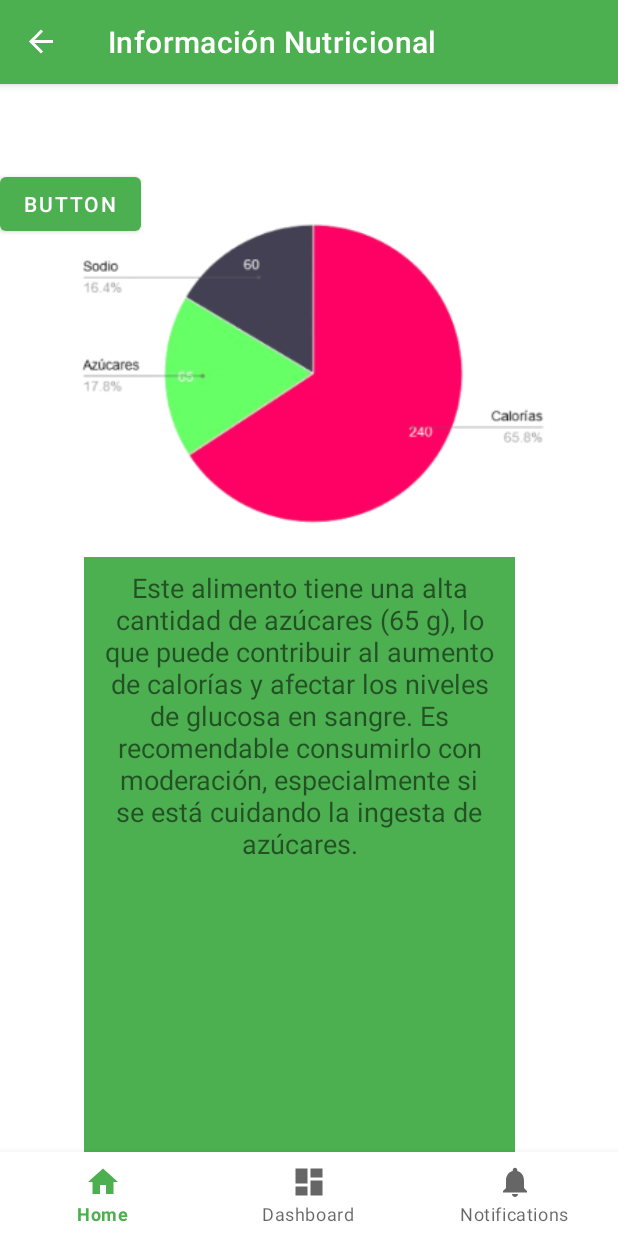
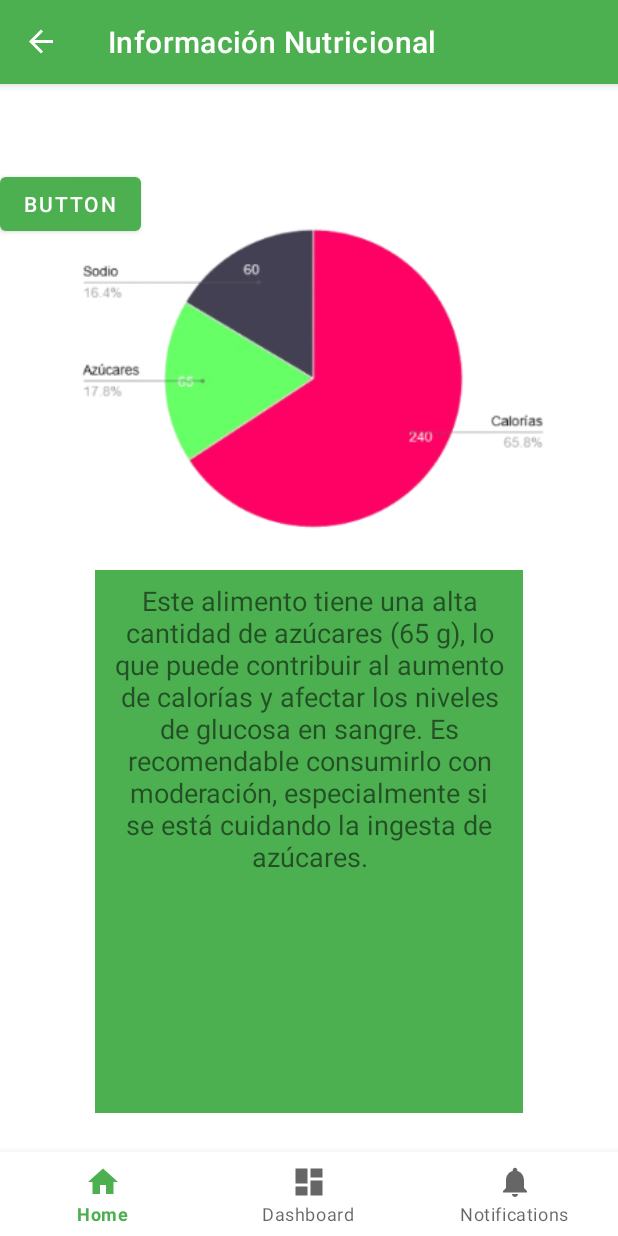
Before and after one commit to Ion25/ALEA, an Android app: the InfoLabelFragment screen opened through its navigation route, on a phone screen of 412 x 824 dp. Run offline under Robolectric (Android 15) with nearby library versions, the phone set to English and light mode, and no system bars; our stand-ins replace navigation-ui.

Commit message:
Escaner- fix

```diff
--- a/app/src/main/res/layout/fragment_info_label.xml
+++ b/app/src/main/res/layout/fragment_info_label.xml
@@ -8,15 +8,14 @@
 
     <ScrollView
         android:id="@+id/scroll_info"
-        android:layout_width="287dp"
-        android:layout_height="403dp"
+        android:layout_width="285dp"
+        android:layout_height="362dp"
         android:background="@color/green"
         app:layout_constraintBottom_toBottomOf="parent"
         app:layout_constraintEnd_toEndOf="parent"
-        app:layout_constraintHorizontal_bias="0.447"
         app:layout_constraintStart_toStartOf="parent"
         app:layout_constraintTop_toTopOf="parent"
-        app:layout_constraintVertical_bias="0.841">
+        app:layout_constraintVertical_bias="0.766">
 
         <LinearLayout
             android:layout_width="match_parent"
```
